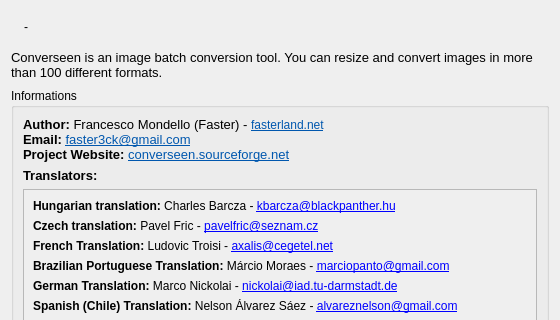
Before: the Qt Designer form ui/dialoginfo.ui in Faster3ck/Converseen, drawn with Qt 5; both pictures show x 0 to 560 and y 0 to 320 of the 560 by 600 pixel window.
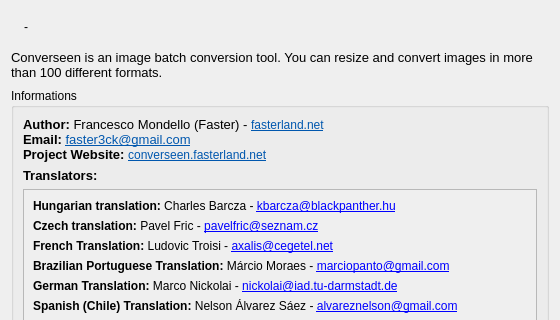
After: the same form once the commit is applied. Icons and pictures are not drawn.

Diff of the .ui file:
```diff
--- a/ui/dialoginfo.ui
+++ b/ui/dialoginfo.ui
@@ -82,7 +82,7 @@
 &lt;/style&gt;&lt;/head&gt;&lt;body style=&quot; font-family:'Sans Serif'; font-size:9pt; font-weight:400; font-style:normal;&quot;&gt;
 &lt;p style=&quot; margin-top:0px; margin-bottom:0px; margin-left:0px; margin-right:0px; -qt-block-indent:0; text-indent:0px;&quot;&gt;&lt;span style=&quot; font-size:10pt; font-weight:600;&quot;&gt;Author: &lt;/span&gt;&lt;span style=&quot; font-size:10pt;&quot;&gt;Francesco Mondello (Faster) - &lt;/span&gt;&lt;a href=&quot;http://fasterland.net/&quot;&gt;&lt;span style=&quot; text-decoration: underline; color:#0057ae;&quot;&gt;fasterland.net&lt;/span&gt;&lt;/a&gt;&lt;/p&gt;
 &lt;p style=&quot; margin-top:0px; margin-bottom:0px; margin-left:0px; margin-right:0px; -qt-block-indent:0; text-indent:0px;&quot;&gt;&lt;span style=&quot; font-size:10pt; font-weight:600;&quot;&gt;Email: &lt;/span&gt;&lt;a href=&quot;faster3ck@gmail.com&quot;&gt;&lt;span style=&quot; font-size:10pt; text-decoration: underline; color:#0057ae;&quot;&gt;faster3ck@gmail.com&lt;/span&gt;&lt;/a&gt;&lt;/p&gt;
-&lt;p style=&quot; margin-top:0px; margin-bottom:0px; margin-left:0px; margin-right:0px; -qt-block-indent:0; text-indent:0px;&quot;&gt;&lt;span style=&quot; font-size:10pt; font-weight:600;&quot;&gt;Project Website: &lt;/span&gt;&lt;a href=&quot;http://converseen.sourceforge.net&quot;&gt;&lt;span style=&quot; font-size:10pt; text-decoration: underline; color:#0057ae;&quot;&gt;converseen.sourceforge.net&lt;/span&gt;&lt;/a&gt;&lt;/p&gt;&lt;/body&gt;&lt;/html&gt;</string>
+&lt;p style=&quot; margin-top:0px; margin-bottom:0px; margin-left:0px; margin-right:0px; -qt-block-indent:0; text-indent:0px;&quot;&gt;&lt;span style=&quot; font-size:10pt; font-weight:600;&quot;&gt;Project Website: &lt;/span&gt;&lt;a href=&quot;http://converseen.fasterland.net&quot;&gt;&lt;span style=&quot; text-decoration: underline; color:#0057ae;&quot;&gt;converseen.fasterland.net&lt;/span&gt;&lt;/a&gt;&lt;/p&gt;&lt;/body&gt;&lt;/html&gt;</string>
         </property>
         <property name="openExternalLinks">
          <bool>true</bool>
```
Left out of the diff: 4 changed lines with no effect on the pictures.
